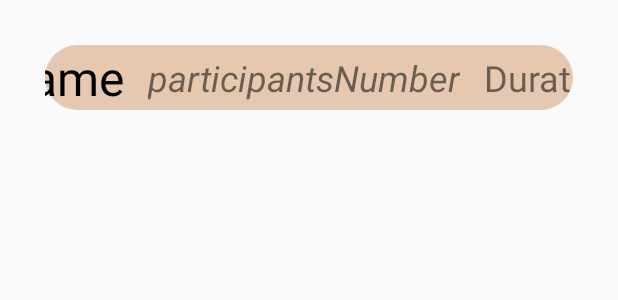
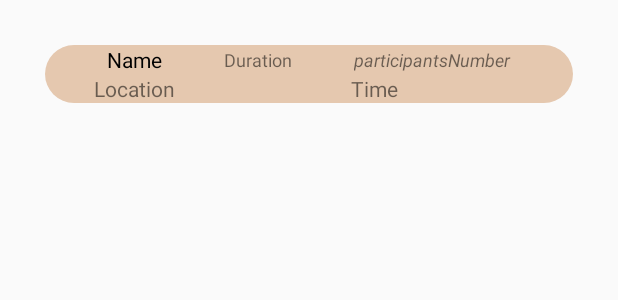
Before and after one commit to minut1bc/Groupify, an Android app: the layout recycler_item.xml on its own in the app's theme, with its tools: preview values and no code run, on a phone screen of 412 x 824 dp. Shown: the top 300 px of the screen. Run offline under Robolectric (Android 15) with nearby library versions, the phone set to English and light mode, and no system bars.

Commit message:
Add time and location in recycler_item

```diff
--- a/app/src/main/java/com/app/accgt/groupify/activities/AddEventActivity.java
+++ b/app/src/main/java/com/app/accgt/groupify/activities/AddEventActivity.java
@@ -20,7 +20,6 @@ import android.widget.TimePicker;
 import com.app.accgt.groupify.R;
 import com.app.accgt.groupify.models.Event;
 import com.app.accgt.groupify.models.Location;
-import com.app.accgt.groupify.models.User;
 import com.google.android.gms.common.ConnectionResult;
 import com.google.android.gms.common.GooglePlayServicesNotAvailableException;
 import com.google.android.gms.common.GooglePlayServicesRepairableException;
@@ -30,7 +29,6 @@ import com.google.android.gms.location.places.Places;
 import com.google.android.gms.location.places.ui.PlacePicker;
 import com.google.firebase.firestore.FirebaseFirestore;
 
-import java.util.ArrayList;
 import java.util.Calendar;
 import java.util.GregorianCalendar;
 
@@ -38,7 +36,7 @@ public class AddEventActivity extends AppCompatActivity implements GoogleApiClie
     private static final String TAG = FeedActivity.class.getSimpleName();
 
     private static final int PLACE_PICKER_REQUEST = 1;
-    GoogleApiClient googleApiClient;
+
     private EditText addEventName;
     private EditText addEventDescription;
     private TextView addEventLocation;
@@ -48,6 +46,7 @@ public class AddEventActivity extends AppCompatActivity implements GoogleApiClie
     private Context context;
     private Event event;
     private Button createEvent;
+    GoogleApiClient googleApiClient;
     private Location location = new Location();
 
     @Override
@@ -100,7 +99,6 @@ public class AddEventActivity extends AppCompatActivity implements GoogleApiClie
                 event.setDuration(Integer.parseInt(addEventDuration.getText().toString()));
                 event.setTimestamp(new GregorianCalendar().getTime());
                 event.setLocation(location);
-                event.setUsers(new ArrayList<User>());
                 FirebaseFirestore.getInstance().collection("events").document().set(event);
                 finish();
             }
--- a/app/src/main/java/com/app/accgt/groupify/activities/MainActivity.java
+++ b/app/src/main/java/com/app/accgt/groupify/activities/MainActivity.java
@@ -40,7 +40,6 @@ public class MainActivity extends AppCompatActivity {
             User user = new User(auth.getCurrentUser().getUid());
             db.collection("users").document().set(user);
             Log.d(TAG, "Signed in as " + auth.getCurrentUser().getDisplayName());
-
             startActivity(eventsIntent);
         } else {
             // not signed in
--- a/app/src/main/java/com/app/accgt/groupify/utils/EventHolder.java
+++ b/app/src/main/java/com/app/accgt/groupify/utils/EventHolder.java
@@ -13,11 +13,16 @@ public class EventHolder extends RecyclerView.ViewHolder {
     public TextView name;
     public TextView participantsNumber;
     public TextView duration;
+    public TextView location;
+    public TextView time;
+
     public EventHolder(@NonNull View itemView) {
         super(itemView);
         eventItem = itemView.findViewById(R.id.event_item);
         name = itemView.findViewById(R.id.event_name_item);
         participantsNumber = itemView.findViewById(R.id.event_participants_number_item);
         duration = itemView.findViewById(R.id.event_duration_item);
+        location = itemView.findViewById(R.id.event_location_item);
+        time = itemView.findViewById(R.id.event_time_item);
     }
 }
--- a/app/src/main/res/layout/recycler_item.xml
+++ b/app/src/main/res/layout/recycler_item.xml
@@ -11,13 +11,11 @@
         android:id="@+id/event_name_item"
         android:layout_width="wrap_content"
         android:layout_height="wrap_content"
-        android:layout_marginStart="8dp"
-        android:layout_marginEnd="8dp"
         android:text="Name"
         android:textColor="@android:color/black"
-        android:textSize="32sp"
-        app:layout_constraintBottom_toBottomOf="parent"
-        app:layout_constraintEnd_toStartOf="@id/event_participants_number_item"
+        android:textSize="14sp"
+        app:layout_constraintBottom_toTopOf="@id/event_location_item"
+        app:layout_constraintEnd_toStartOf="@id/event_duration_item"
         app:layout_constraintStart_toStartOf="parent"
         app:layout_constraintTop_toTopOf="parent" />
 
@@ -25,27 +23,43 @@
         android:id="@+id/event_participants_number_item"
         android:layout_width="wrap_content"
         android:layout_height="wrap_content"
-        android:layout_marginStart="8dp"
-        android:layout_marginEnd="8dp"
         android:text="participantsNumber"
-        android:textSize="24sp"
+        android:textSize="12sp"
         android:textStyle="italic"
-        app:layout_constraintBottom_toBottomOf="parent"
-        app:layout_constraintEnd_toStartOf="@id/event_duration_item"
-        app:layout_constraintStart_toEndOf="@id/event_name_item"
+        app:layout_constraintBottom_toBottomOf="@id/event_name_item"
+        app:layout_constraintEnd_toEndOf="parent"
+        app:layout_constraintStart_toEndOf="@id/event_duration_item"
         app:layout_constraintTop_toTopOf="parent" />
 
     <TextView
         android:id="@+id/event_duration_item"
         android:layout_width="wrap_content"
         android:layout_height="wrap_content"
-        android:layout_marginStart="8dp"
-        android:layout_marginEnd="8dp"
         android:text="Duration"
-        android:textSize="24sp"
-        app:layout_constraintBottom_toBottomOf="parent"
-        app:layout_constraintEnd_toEndOf="parent"
-        app:layout_constraintStart_toEndOf="@id/event_participants_number_item"
+        android:textSize="12sp"
+        app:layout_constraintBottom_toBottomOf="@id/event_name_item"
+        app:layout_constraintEnd_toStartOf="@id/event_participants_number_item"
+        app:layout_constraintStart_toEndOf="@id/event_name_item"
         app:layout_constraintTop_toTopOf="parent" />
 
+    <TextView
+        android:id="@+id/event_location_item"
+        android:layout_width="wrap_content"
+        android:layout_height="wrap_content"
+        android:text="Location"
+        app:layout_constraintBottom_toBottomOf="parent"
+        app:layout_constraintEnd_toEndOf="@+id/event_name_item"
+        app:layout_constraintStart_toStartOf="@+id/event_name_item"
+        app:layout_constraintTop_toBottomOf="@+id/event_name_item" />
+
+    <TextView
+        android:id="@+id/event_time_item"
+        android:layout_width="wrap_content"
+        android:layout_height="wrap_content"
+        android:text="Time"
+        app:layout_constraintBottom_toBottomOf="@+id/event_location_item"
+        app:layout_constraintEnd_toEndOf="parent"
+        app:layout_constraintStart_toEndOf="@+id/event_location_item"
+        app:layout_constraintTop_toTopOf="@id/event_location_item" />
+
 </android.support.constraint.ConstraintLayout>
```
Also changed, not shown: app/src/main/java/com/app/accgt/groupify/activities/FeedActivity.java (+5 -4 lines), app/src/main/java/com/app/accgt/groupify/models/Event.java (+5 -4 lines).
